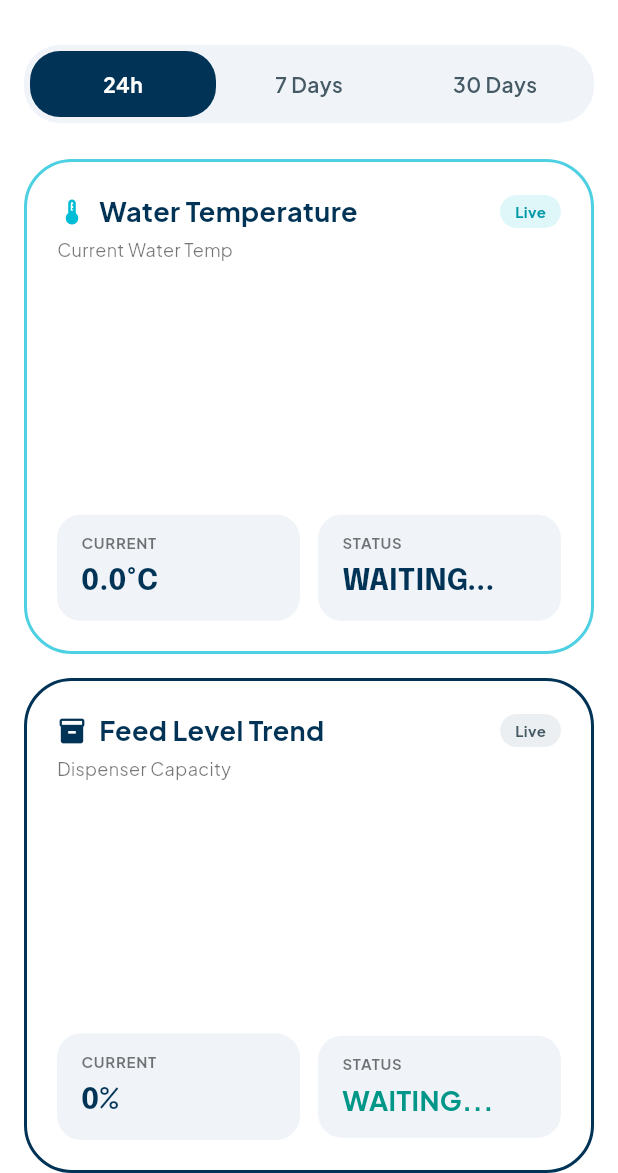
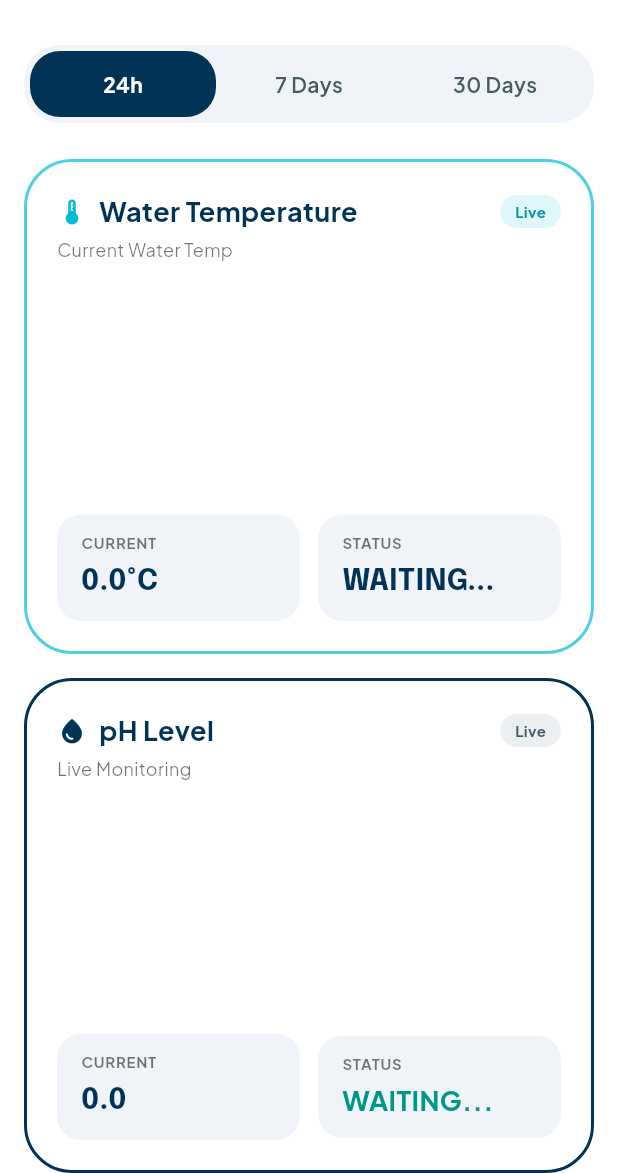
Before and after one commit to nifnip22/AquaSense, a Flutter app: the StatisticScreen screen opened directly, on a phone screen of 412 x 824 dp, the part 63-1236 px from its top. Run offline on Flutter 3.47's test engine with Material 3 defaults, Android fonts, the phone set to English and light mode, and no system bars; drawn by our look-alikes of fl_chart; our stand-ins replace flutter_dotenv, google_fonts, shared_preferences, supabase_flutter; accounts and stored records are empty.

Commit message:
feat: restore pH monitoring and update UI layouts
- Re-add phLevel and phStatus to SensorModel.

- Update SensorProvider to fetch pH data from latest_readings view.

- Restore pH Level metric card in MonitorScreen.

- Revert StatisticScreen to display pH Level chart and Feed Level gauge.

```diff
--- a/aquasense_frontend/lib/features/monitoring/models/sensor_model.dart
+++ b/aquasense_frontend/lib/features/monitoring/models/sensor_model.dart
@@ -1,6 +1,8 @@
 class SensorModel {
   final double temperature;
   final String? tempStatus;
+  final double phLevel;
+  final String? phStatus;
   final int turbidityRaw;
   final String? turbidityStatus;
   final double feedLevelPct;
@@ -9,6 +11,8 @@ class SensorModel {
   SensorModel({
     required this.temperature,
     this.tempStatus,
+    required this.phLevel,
+    this.phStatus,
     required this.turbidityRaw,
     this.turbidityStatus,
     required this.feedLevelPct,
@@ -22,6 +26,8 @@ class SensorModel {
     return SensorModel(
       temperature: json['temperature']?.toDouble() ?? 0.0,
       tempStatus: json['temp_status']?.toString() ?? 'Unknown',
+      phLevel: json['ph_level']?.toDouble() ?? 0.0,
+      phStatus: json['ph_status']?.toString() ?? 'Unknown',
       turbidityRaw: json['turbidity_raw']?.toInt() ?? 0,
       turbidityStatus: json['turbidity_status']?.toString() ?? 'Unknown',
       feedLevelPct: json['feed_level_pct']?.toDouble() ?? 0.0,
--- a/aquasense_frontend/lib/features/monitoring/providers/sensor_provider.dart
+++ b/aquasense_frontend/lib/features/monitoring/providers/sensor_provider.dart
@@ -10,6 +10,8 @@ class SensorProvider extends ChangeNotifier {
   SensorModel _currentData = SensorModel(
     temperature: 0.0,
     tempStatus: 'waiting...',
+    phLevel: 0.0,
+    phStatus: 'waiting...',
     turbidityRaw: 0,
     turbidityStatus: 'waiting...',
     feedLevelPct: 0.0,
@@ -19,11 +21,13 @@ class SensorProvider extends ChangeNotifier {
   SensorModel get currentData => _currentData;
 
   final List<FlSpot> _tempHistory = [];
+  final List<FlSpot> _phHistory = [];
   final List<FlSpot> _feedLevelHistory = [];
 
   double _timeIndex = 0;
 
   List<FlSpot> get tempHistory => _tempHistory;
+  List<FlSpot> get phHistory => _phHistory;
   List<FlSpot> get feedLevelHistory => _feedLevelHistory;
 
   Timer? _fetchTimer;
@@ -54,6 +58,8 @@ class SensorProvider extends ChangeNotifier {
         _currentData = SensorModel(
           temperature: data['temperature'] != null ? (data['temperature'] as num).toDouble() : 0.0,
           tempStatus: data['temp_status'] ?? 'Unknown',
+          phLevel: data['ph_level'] != null ? (data['ph_level'] as num).toDouble() : 0.0,
+          phStatus: data['ph_status'] ?? 'Unknown',
           turbidityRaw: data['turbidity_raw'] != null ? (data['turbidity_raw'] as num).toInt() : 0,
           turbidityStatus: data['turbidity_status'] ?? 'Unknown',
           feedLevelPct: data['feed_level_pct'] != null ? (data['feed_level_pct'] as num).toDouble() : 0.0,
@@ -61,13 +67,14 @@ class SensorProvider extends ChangeNotifier {
         );
 
         _tempHistory.add(FlSpot(_timeIndex, _currentData.temperature));
+        _phHistory.add(FlSpot(_timeIndex, _currentData.phLevel));
         _feedLevelHistory.add(FlSpot(_timeIndex, _currentData.feedLevelPct));
 
         if (_tempHistory.length > 10) _tempHistory.removeAt(0);
+        if (_phHistory.length > 10) _phHistory.removeAt(0);
         if (_feedLevelHistory.length > 10) _feedLevelHistory.removeAt(0);
 
         _timeIndex++;
-
         notifyListeners();
       }
     } catch (e) {
--- a/aquasense_frontend/lib/features/monitoring/screens/monitor_screen.dart
+++ b/aquasense_frontend/lib/features/monitoring/screens/monitor_screen.dart
@@ -33,9 +33,9 @@ class MonitorScreen extends StatelessWidget {
                   label: 'WATER TEMP',
                 ),
                 _buildMetricCard(
-                  icon: Icons.analytics_outlined,
-                  value: (data.tempStatus ?? 'Normal').toUpperCase(),
-                  label: 'TEMP STATUS',
+                  icon: Icons.water_drop,
+                  value: '${data.phLevel}',
+                  label: 'PH LEVEL',
                 ),
                 _buildMetricCard(
                   icon: Icons.waves,
--- a/aquasense_frontend/lib/features/monitoring/screens/statistic_screen.dart
+++ b/aquasense_frontend/lib/features/monitoring/screens/statistic_screen.dart
@@ -1,3 +1,4 @@
+import 'package:aquasense_frontend/features/monitoring/widgets/feed_level_card.dart';
 import 'package:flutter/material.dart';
 import 'package:provider/provider.dart';
 import 'package:aquasense_frontend/shared/widgets/custom_app_bar.dart';
@@ -56,20 +57,20 @@ class _StatisticScreenState extends State<StatisticScreen> {
             ),
             const SizedBox(height: 16),
 
-            // Card 2: Feed Level Trend
+            // Card 2: pH Level
             MetricChartCard(
-              title: 'Feed Level Trend',
-              icon: Icons.inventory_2,
+              title: 'pH Level',
+              icon: Icons.water_drop,
               iconColor: const Color(0xFF003355),
               badgeText: 'Live',
               badgeColor: const Color(0xFFECEFF1),
               badgeTextColor: const Color(0xFF455A64),
-              subTitle: 'Dispenser Capacity',
-              chartData: sensorState.feedLevelHistory,
+              subTitle: 'Live Monitoring',
+              chartData: sensorState.phHistory,
               statsBox1Title: 'CURRENT',
-              statsBox1Value: '${data.feedLevelPct.toInt()}%',
+              statsBox1Value: '${data.phLevel}',
               statsBox2Title: 'STATUS',
-              statsBox2Value: (data.feedStatus ?? 'Sufficient').toUpperCase(),
+              statsBox2Value: (data.phStatus ?? 'Optimal').toUpperCase(),
               lineColor: const Color(0xFF003355),
               gradientColors: [
                 const Color(0xFF003355).withValues(alpha: 0.3),
@@ -77,6 +78,10 @@ class _StatisticScreenState extends State<StatisticScreen> {
               ],
               isStatsValue2Text: true,
             ),
+            const SizedBox(height: 16),
+
+            // Card 3: Feed Level Gauge
+            FeedLevelCard(currentLevel: data.feedLevelPct),
           ],
         ),
       ),
```
